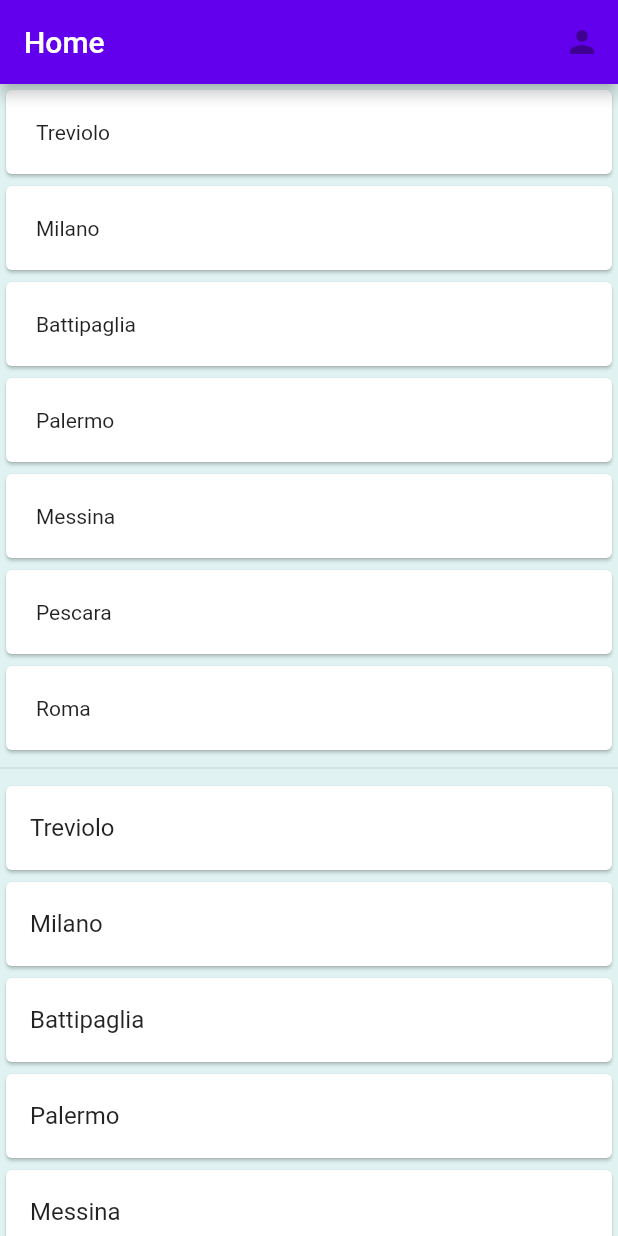
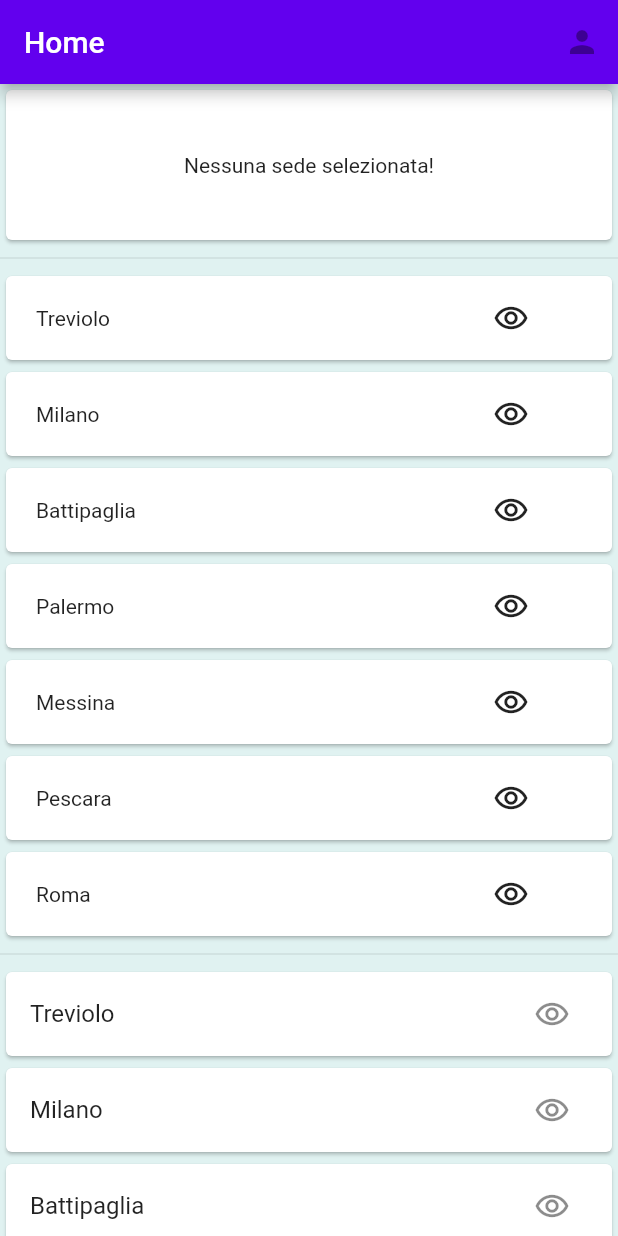
Before and after one commit to LuigiDurso/flutter_course, a Flutter app: the screen it shows after launch, on a phone screen of 412 x 824 dp. Run offline on Flutter 3.47's test engine with Material 2 defaults, Android fonts, the phone set to English and light mode, and no system bars.

Commit message:
Lesson 2 - completed

```diff
--- a/2 - Basi/basis_project/lib/branches/branches.dart
+++ b/2 - Basi/basis_project/lib/branches/branches.dart
@@ -1,2 +1,2 @@
-export 'view/branches_page.dart';
-export 'view/branches_list.dart';
+export 'view/view.dart';
+export 'domain/domain.dart';
--- /dev/null
+++ b/2 - Basi/basis_project/lib/branches/domain/domain.dart
@@ -0,0 +1 @@
+export 'models/branch.dart';
--- /dev/null
+++ b/2 - Basi/basis_project/lib/branches/domain/models/branch.dart
@@ -0,0 +1,47 @@
+class Branch {
+  final String name;
+  final String address;
+  final bool isCoWorking;
+
+  const Branch({
+    required this.name,
+    required this.address,
+    required this.isCoWorking,
+  });
+
+  Branch.ownBranch(this.name, this.address) :
+        isCoWorking = false;
+
+  Branch copyWith({
+    String? name,
+    String? address,
+    bool? isCoWorking,
+  }) {
+    return Branch(
+      name: name ?? this.name,
+      address: address ?? this.address,
+      isCoWorking: isCoWorking ?? this.isCoWorking,
+    );
+  }
+
+  Map<String, dynamic> toMap() {
+    return {
+      'name': name,
+      'address': address,
+      'isCoWorking': isCoWorking,
+    };
+  }
+
+  factory Branch.fromMap(Map<String, dynamic> map) {
+    return Branch(
+      name: map['name'] as String,
+      address: map['address'] as String,
+      isCoWorking: (map['isCoWorking'] ?? false) as bool,
+    );
+  }
+
+  @override
+  String toString() {
+    return 'Branch{name: $name, address: $address, isCoWorking: $isCoWorking}';
+  }
+}
--- /dev/null
+++ b/2 - Basi/basis_project/lib/branches/view/branch_list_item.dart
@@ -0,0 +1,26 @@
+import 'package:basis_project/branches/branches.dart';
+import 'package:flutter/material.dart';
+
+class BranchListItem extends StatelessWidget {
+  final Branch branch;
+  final VoidCallback? actionFn;
+
+  const BranchListItem({
+    Key? key,
+    required this.branch,
+    this.actionFn
+  }) : super(key: key);
+
+  @override
+  Widget build(BuildContext context) {
+    return Card(
+      child: ListTile(
+        title: Text(branch.name),
+        trailing: IconButton(
+          onPressed: actionFn ?? () {},
+          icon: const Icon(Icons.remove_red_eye_outlined),
+        ),
+      ),
+    );;
+  }
+}
--- a/2 - Basi/basis_project/lib/branches/view/branches_list.dart
+++ /dev/null
@@ -1,70 +0,0 @@
-import 'package:flutter/material.dart';
-
-class BranchesList extends StatelessWidget {
-  BranchesList({Key? key}) : super(key: key);
-
-  final _branches = [
-    {
-      'name': 'Treviolo',
-      'address': 'xxx'
-    },
-    {
-      'name': 'Milano',
-      'address': 'yyy'
-    },
-    {
-      'name': 'Battipaglia',
-      'address': 'xxx'
-    },
-    {
-      'name': 'Palermo',
-      'address': 'xxx'
-    },
-    {
-      'name': 'Messina',
-      'address': 'xxx'
-    },
-    {
-      'name': 'Pescara',
-      'address': 'xxx'
-    },
-    {
-      'name': 'Roma',
-      'address': 'xxx'
-    }
-  ];
-
-
-  @override
-  Widget build(BuildContext context) {
-    return Column(
-      children: [
-        ..._branches.map((e) => Row(
-          children: [
-            Expanded(
-              child: Card(
-                child: Padding(
-                    padding: const EdgeInsets.all(20),
-                    child: Text(e['name'] as String)
-                ),
-              ),
-            )
-          ],
-        )).toList(),
-        const Divider(),
-        Expanded(
-          child: ListView.builder(
-              itemCount: _branches.length,
-              itemBuilder: (_, index) {
-                return Card(
-                  child: ListTile(
-                    title: Text(_branches[index]['name'] as String),
-                  ),
-                );
-              }
-          ),
-        )
-      ],
-    );
-  }
-}
--- /dev/null
+++ b/2 - Basi/basis_project/lib/branches/view/branches_overview.dart
@@ -0,0 +1,108 @@
+import 'package:basis_project/branches/branches.dart';
+import 'package:basis_project/branches/view/branch_list_item.dart';
+import 'package:flutter/material.dart';
+
+class BranchesOverview extends StatefulWidget {
+  const BranchesOverview({Key? key}) : super(key: key);
+
+  @override
+  State<BranchesOverview> createState() => _BranchesOverviewState();
+}
+
+class _BranchesOverviewState extends State<BranchesOverview> {
+  final _branches = [
+    {
+      'name': 'Treviolo',
+      'address': 'xxx'
+    },
+    {
+      'name': 'Milano',
+      'address': 'yyy'
+    },
+    {
+      'name': 'Battipaglia',
+      'address': 'xxx'
+    },
+    {
+      'name': 'Palermo',
+      'address': 'xxx'
+    },
+    {
+      'name': 'Messina',
+      'address': 'xxx'
+    },
+    {
+      'name': 'Pescara',
+      'address': 'xxx'
+    },
+    {
+      'name': 'Roma',
+      'address': 'xxx'
+    }
+  ];
+
+  var _currentBranch = "Nessuna sede selezionata!";
+
+  void _setCurrentBranch(newBranch) {
+    print("Hai cliccato $_currentBranch");
+    if ( newBranch == null ) {
+      return;
+    }
+    setState(() {
+      _currentBranch = newBranch;
+    });
+  }
+
+  @override
+  Widget build(BuildContext context) {
+    return Column(
+      children: [
+        Card(
+          child: Container(
+              width: double.infinity,
+              height: 100,
+              padding: const EdgeInsets.all(20),
+              child: Center(child: Text(_currentBranch))
+          ),
+        ),
+        const Divider(),
+        ..._branches.map((e) => Card(
+          child: Row(
+            children: [
+              Expanded(
+                flex: 2,
+                child: Padding(
+                    padding: const EdgeInsets.all(20),
+                    child: Text(e['name'] as String)
+                ),
+              ),
+              Expanded(
+                flex: 1,
+                child: IconButton(
+                  onPressed: () {
+                    _setCurrentBranch(e['name']);
+                  },
+                  icon: const Icon(Icons.remove_red_eye_outlined),
+                ),
+              )
+            ],
+          )
+        )).toList(),
+        const Divider(),
+        Expanded(
+          child: ListView.builder(
+              itemCount: _branches.length,
+              itemBuilder: (_, index) {
+                return BranchListItem(
+                  branch: Branch.fromMap(_branches[index]),
+                  actionFn: () {
+                    _setCurrentBranch(_branches[index]['name'] as String);
+                  },
+                );
+              }
+          ),
+        )
+      ],
+    );
+  }
+}
--- a/2 - Basi/basis_project/lib/branches/view/branches_page.dart
+++ b/2 - Basi/basis_project/lib/branches/view/branches_page.dart
@@ -1,6 +1,6 @@
 import 'package:flutter/material.dart';
 
-import 'branches_list.dart';
+import 'branches_overview.dart';
 
 class BranchesPage extends StatelessWidget {
   const BranchesPage({Key? key}) : super(key: key);
@@ -18,7 +18,7 @@ class BranchesPage extends StatelessWidget {
           )
         ],
       ),
-      body: BranchesList(),
+      body: BranchesOverview(),
     );
   }
 }
--- /dev/null
+++ b/2 - Basi/basis_project/lib/branches/view/view.dart
@@ -0,0 +1,2 @@
+export 'branches_page.dart';
+export 'branches_overview.dart';
```
Also changed, not shown: libs/stateless-statefull.png (added), libs/understanding-state.png (added), 10 other files.
